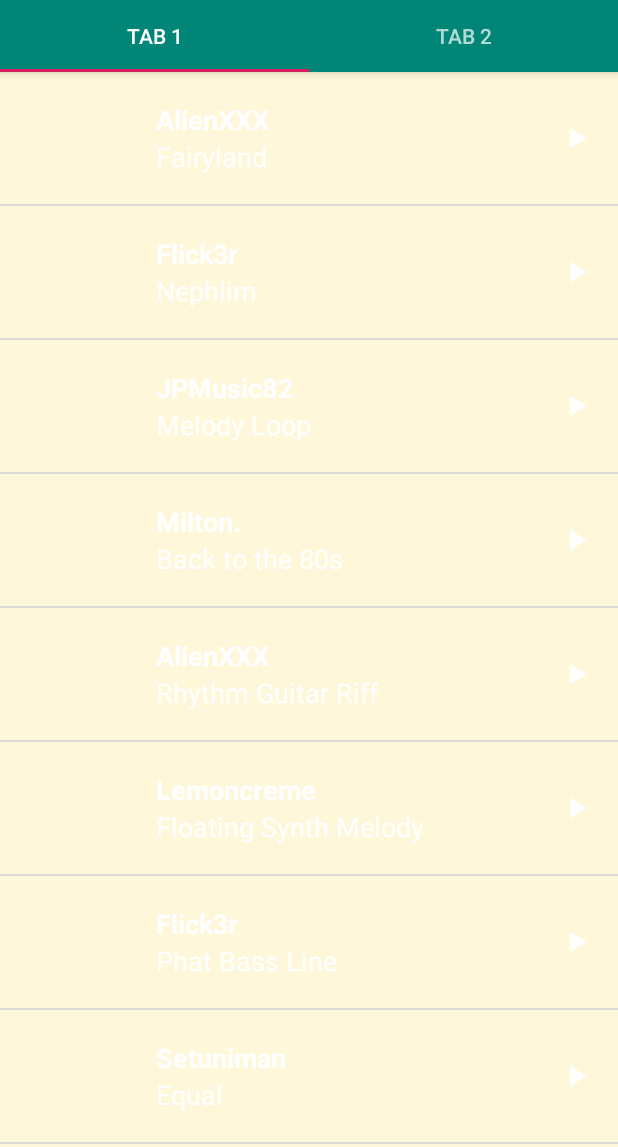
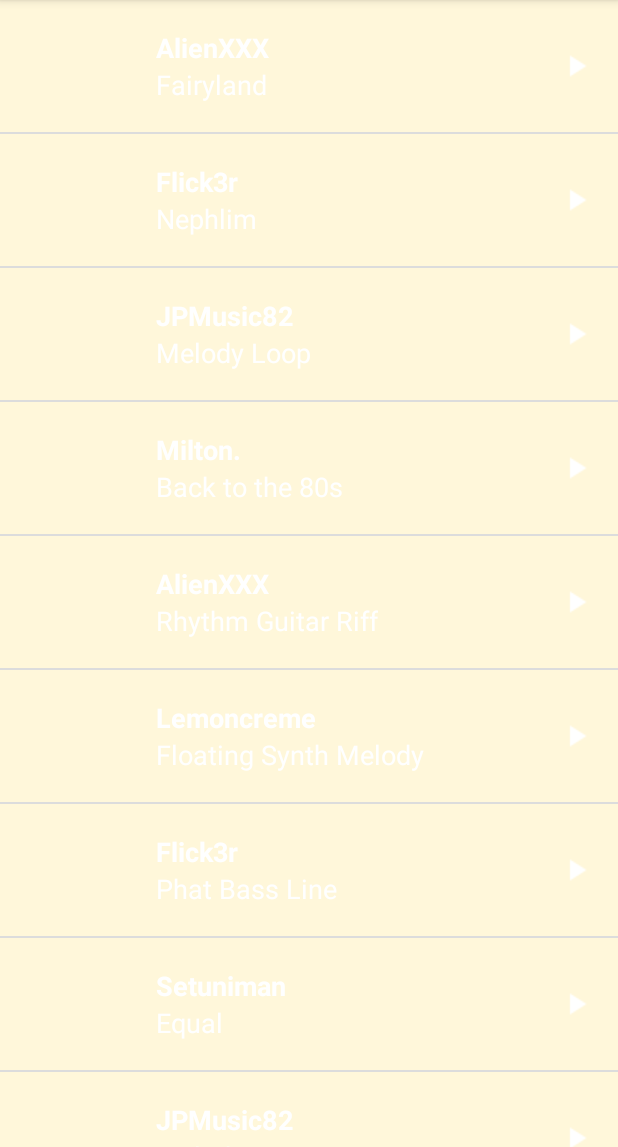
Before and after one commit to becausewesley/MusicalStructureApp, an Android app: the screen it shows after launch (MainActivity), on a phone screen of 412 x 824 dp, the part 89-1236 px from its top. Run offline under Robolectric (Android 15) with nearby library versions, the phone set to English and light mode, and no system bars.

Commit message:
Switched song_list layout over to main activity

```diff
--- a/app/src/main/AndroidManifest.xml
+++ b/app/src/main/AndroidManifest.xml
@@ -9,6 +9,7 @@
         android:roundIcon="@mipmap/ic_launcher_round"
         android:supportsRtl="true"
         android:theme="@style/AppTheme">
+        <activity android:name=".MusicPlayer"></activity>
         <activity
             android:name=".MainActivity"
             android:label="@string/app_name"
--- a/app/src/main/java/com/example/musicalstructureproject/MainActivity.java
+++ b/app/src/main/java/com/example/musicalstructureproject/MainActivity.java
@@ -20,14 +20,13 @@
 package com.example.musicalstructureproject;
 
 import android.os.Bundle;
+import android.widget.ListView;
 
 
-import com.google.android.material.tabs.TabLayout;
-
-import androidx.viewpager.widget.ViewPager;
 import androidx.appcompat.app.AppCompatActivity;
 
-import com.example.musicalstructureproject.ui.main.SectionsPagerAdapter;
+
+import java.util.ArrayList;
 
 public class MainActivity extends AppCompatActivity {
 
@@ -35,11 +34,31 @@ public class MainActivity extends AppCompatActivity {
     protected void onCreate(Bundle savedInstanceState) {
         super.onCreate(savedInstanceState);
         setContentView(R.layout.activity_main);
-        SectionsPagerAdapter sectionsPagerAdapter = new SectionsPagerAdapter(this, getSupportFragmentManager());
-        ViewPager viewPager = findViewById(R.id.view_pager);
-        viewPager.setAdapter(sectionsPagerAdapter);
-        TabLayout tabs = findViewById(R.id.tabs);
-        tabs.setupWithViewPager(viewPager);
+
+        final ArrayList<Song> songs = new ArrayList<Song>();
+
+        songs.add(new Song("Fairyland", "AlienXXX", R.raw.alienxxx__fairyland, R.drawable.art1));
+        songs.add(new Song("Nephlim", "Flick3r", R.raw.flick3r__nephlim, R.drawable.art2));
+        songs.add(new Song("Melody Loop", "JPMusic82", R.raw.jpmusic82__melody_loop, R.drawable.art3));
+        songs.add(new Song("Back to the 80s", "Milton.", R.raw.milton__back_to_80s, R.drawable.art4));
+        songs.add(new Song("Rhythm Guitar Riff", "AlienXXX", R.raw.alienxxx__rhythm_guitar_riff, R.drawable.art5));
+        songs.add(new Song("Floating Synth Melody", "Lemoncreme", R.raw.lemoncreme__floating_synth_melody, R.drawable.art6));
+        songs.add(new Song("Phat Bass Line", "Flick3r", R.raw.flick3r__phat_bass_line, R.drawable.art7));
+        songs.add(new Song("Equal", "Setuniman", R.raw.setuniman__equal, R.drawable.art8));
+        songs.add(new Song("Melody Mix", "JPMusic82", R.raw.jpmusic82__samples_melody_mix, R.drawable.art9));
+        songs.add(new Song("Symphony Sounds", "Lemoncreme", R.raw.lemoncreme__symphony_sounds, R.drawable.art10));
+        songs.add(new Song("The Fall of Icarus", "Flick3r", R.raw.flick3r__the_fall_of_icarus, R.drawable.art11));
+        songs.add(new Song("Happy Again", "Setuniman", R.raw.setuniman__happy_again, R.drawable.art12));
+
+        SongAdapter adapter = new SongAdapter(MainActivity.this, songs);
+        ListView listView = findViewById(R.id.list);
+        listView.setAdapter(adapter);
 
     }
 }
+/*
+ * TODO: Create activity layout files
+ * TODO: Create activity java files
+ * TODO: Transfer code to relevant activities/layout files
+ * TODO: Remove previous code and all classes/fragments
+ */
--- /dev/null
+++ b/app/src/main/java/com/example/musicalstructureproject/MusicPlayer.java
@@ -0,0 +1,14 @@
+package com.example.musicalstructureproject;
+
+import androidx.appcompat.app.AppCompatActivity;
+
+import android.os.Bundle;
+
+public class MusicPlayer extends AppCompatActivity {
+
+    @Override
+    protected void onCreate(Bundle savedInstanceState) {
+        super.onCreate(savedInstanceState);
+        setContentView(R.layout.activity_music_player);
+    }
+}
--- a/app/src/main/java/com/example/musicalstructureproject/ui/main/PlaceholderFragment.java
+++ b/app/src/main/java/com/example/musicalstructureproject/ui/main/PlaceholderFragment.java
@@ -14,8 +14,8 @@ import androidx.lifecycle.ViewModelProviders;
 
 import com.example.musicalstructureproject.R;
 
-/**
- * A placeholder fragment containing a simple view.
+/*
+ * TODO: Remove this fragment
  */
 public class PlaceholderFragment extends Fragment {
 
--- a/app/src/main/java/com/example/musicalstructureproject/ui/main/SectionsPagerAdapter.java
+++ b/app/src/main/java/com/example/musicalstructureproject/ui/main/SectionsPagerAdapter.java
@@ -12,9 +12,8 @@ import com.example.musicalstructureproject.Fragment1;
 import com.example.musicalstructureproject.Fragment2;
 import com.example.musicalstructureproject.R;
 
-/**
- * A [FragmentPagerAdapter] that returns a fragment corresponding to
- * one of the sections/tabs/pages.
+/*
+ * TODO: Remove this class
  */
 public class SectionsPagerAdapter extends FragmentPagerAdapter {
 
--- a/app/src/main/res/layout/activity_main.xml
+++ b/app/src/main/res/layout/activity_main.xml
@@ -1,9 +1,10 @@
 <?xml version="1.0" encoding="utf-8"?>
-<androidx.coordinatorlayout.widget.CoordinatorLayout xmlns:android="http://schemas.android.com/apk/res/android"
+<LinearLayout xmlns:android="http://schemas.android.com/apk/res/android"
     xmlns:app="http://schemas.android.com/apk/res-auto"
     xmlns:tools="http://schemas.android.com/tools"
     android:layout_width="match_parent"
     android:layout_height="match_parent"
+    android:orientation="vertical"
     tools:context=".MainActivity">
 
     <com.google.android.material.appbar.AppBarLayout
@@ -20,18 +21,13 @@
             android:padding="@dimen/appbar_padding"
             android:text="@string/app_name"
             android:textAppearance="@style/TextAppearance.Widget.AppCompat.Toolbar.Title" />
-
-        <com.google.android.material.tabs.TabLayout
-            android:id="@+id/tabs"
-            android:layout_width="match_parent"
-            android:layout_height="wrap_content"
-            android:background="?attr/colorPrimary" />
     </com.google.android.material.appbar.AppBarLayout>
 
-    <androidx.viewpager.widget.ViewPager
-        android:id="@+id/view_pager"
-        android:layout_width="match_parent"
-        android:layout_height="match_parent"
-        app:layout_behavior="@string/appbar_scrolling_view_behavior" />
+        <ListView
+            android:id="@+id/list"
+            android:layout_width="match_parent"
+            android:layout_height="match_parent"
+            android:drawSelectorOnTop="true">
+        </ListView>
 
-</androidx.coordinatorlayout.widget.CoordinatorLayout>
+</LinearLayout>
--- /dev/null
+++ b/app/src/main/res/layout/activity_music_player.xml
@@ -0,0 +1,9 @@
+<?xml version="1.0" encoding="utf-8"?>
+<androidx.constraintlayout.widget.ConstraintLayout xmlns:android="http://schemas.android.com/apk/res/android"
+    xmlns:app="http://schemas.android.com/apk/res-auto"
+    xmlns:tools="http://schemas.android.com/tools"
+    android:layout_width="match_parent"
+    android:layout_height="match_parent"
+    tools:context=".MusicPlayer">
+
+</androidx.constraintlayout.widget.ConstraintLayout>
--- a/app/src/main/res/layout/song_list.xml
+++ /dev/null
@@ -1,11 +0,0 @@
-<?xml version="1.0" encoding="utf-8"?>
-<ListView xmlns:android="http://schemas.android.com/apk/res/android"
-    xmlns:tools="http://schemas.android.com/tools"
-
-    android:id="@+id/list"
-    android:layout_width="match_parent"
-    android:layout_height="match_parent"
-    android:drawSelectorOnTop="true"
-    tools:context="com.example.musicalstructureproject.">
-
-</ListView>
```
Also changed, not shown: app/src/main/java/com/example/musicalstructureproject/ui/main/PageViewModel.java (+7 -0 lines).
